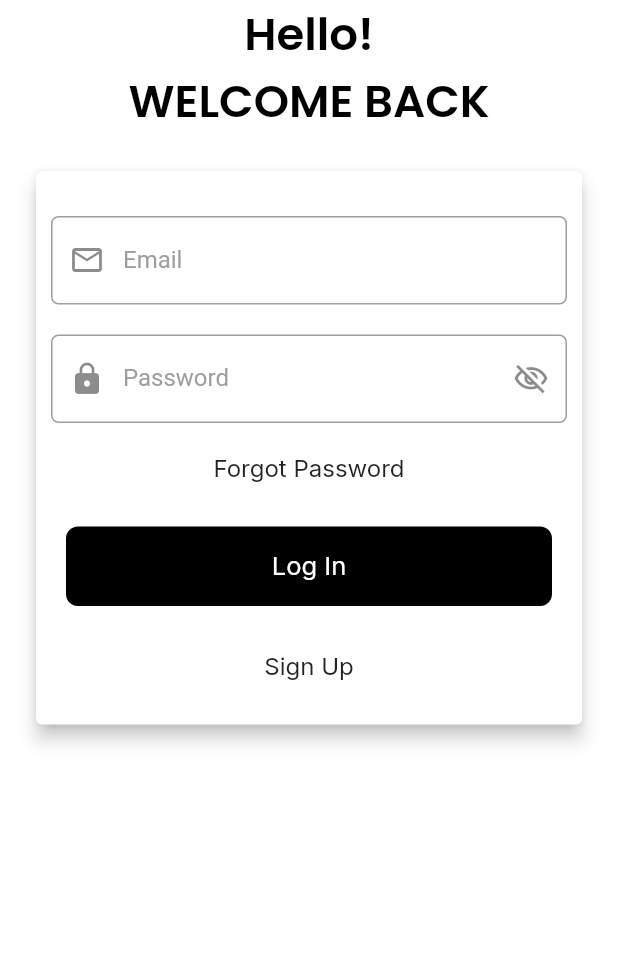
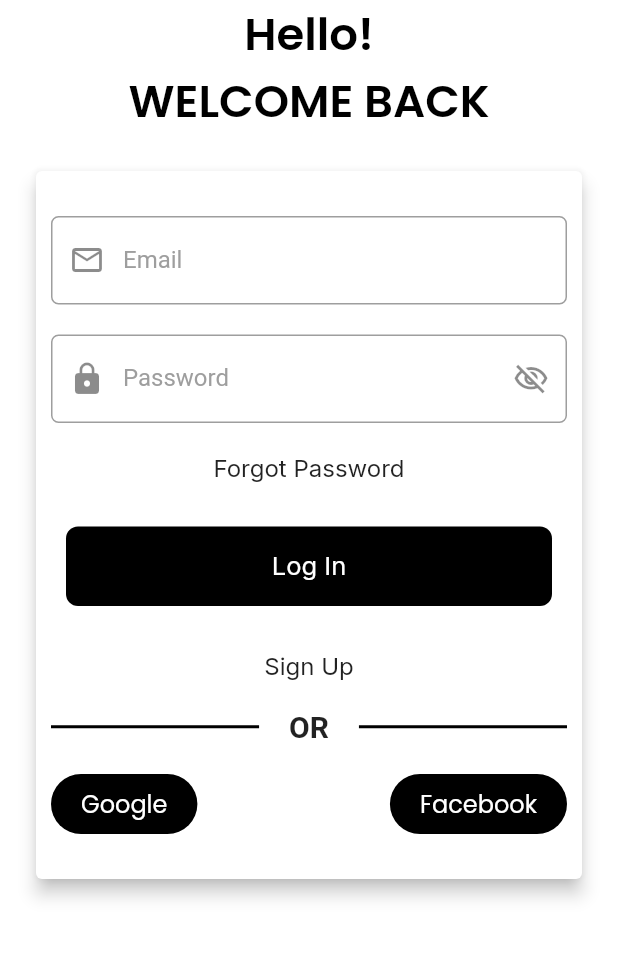
Before and after one commit to Dharmeshkatariya/ecommerce_shopping_app, a Flutter app: the screen it shows after launch, on a phone screen of 412 x 824 dp, the part 126-1087 px from its top. Run offline on Flutter 3.47's test engine with Material 2 defaults, Android fonts, the phone set to English and light mode, and no system bars; our stand-ins replace connectivity_plus, dio, firebase_auth, firebase_core, floor, flutter_rating_bar and 10 more; missing offline and left inert: flutter_facebook_auth, pay, whatsapp_unilink; accounts and stored records are empty; generated files the repository leaves out were written again.

Commit message:
google sign in add

```diff
--- a/lib/common.dart
+++ b/lib/common.dart
@@ -288,7 +288,7 @@ class Common {
       child: Container(
           decoration: BoxDecoration(
               color: AppColor.black, borderRadius: BorderRadius.circular(20)),
-          padding: const EdgeInsets.symmetric(horizontal: 25, vertical: 8),
+          padding: const EdgeInsets.symmetric(horizontal: 20, vertical: 8),
           child: Text(
             text,
             style: GoogleFontsStyle.poppins(
--- a/lib/controller/setting_controller/profile_setting_controller.dart
+++ b/lib/controller/setting_controller/profile_setting_controller.dart
@@ -1,5 +1,6 @@
 import 'package:flutter/cupertino.dart';
 import 'package:flutter/material.dart';
+import 'package:furniture_shoping/firebase_service/firebase_services.dart';
 import 'package:furniture_shoping/routes/nameroutes.dart';
 import 'package:get/get.dart';
 import 'package:shared_preferences/shared_preferences.dart';
@@ -46,6 +47,7 @@ class ProfileSettingController extends GetxController {
   }
 
   logout() async {
+    AuthMethod().googleSignOut();
     var shareP = await SharedPreferences.getInstance();
 
     shareP.remove("login");
--- a/lib/main.dart
+++ b/lib/main.dart
@@ -1,4 +1,5 @@
 import 'dart:async';
+import 'package:firebase_core/firebase_core.dart';
 import 'package:flutter/material.dart';
 import 'package:flutter/services.dart';
 import 'package:furniture_shoping/common.dart';
@@ -10,7 +11,9 @@ import 'package:get/get.dart';
 import 'package:shared_preferences/shared_preferences.dart';
 import 'langauge/langauge.dart';
 
-void main() {
+void main()async {
+  WidgetsFlutterBinding.ensureInitialized();
+  await Firebase.initializeApp();
   runApp(const MyApp());
 }
 
--- a/lib/screen/auth/loginscreen.dart
+++ b/lib/screen/auth/loginscreen.dart
@@ -1,6 +1,7 @@
 import 'package:flutter/cupertino.dart';
 import 'package:flutter/material.dart';
 import 'package:furniture_shoping/common.dart';
+import 'package:furniture_shoping/firebase_service/firebase_services.dart';
 import 'package:furniture_shoping/routes/nameroutes.dart';
 import 'package:furniture_shoping/utills/appcolor.dart';
 import 'package:furniture_shoping/utills/google_font.dart';
@@ -24,7 +25,8 @@ class LogInScreen extends GetView<LogInScreenController> {
               )
             : SingleChildScrollView(
                 child: Container(
-                  padding: const EdgeInsets.symmetric(horizontal: 20, vertical: 20),
+                  padding:
+                      const EdgeInsets.symmetric(horizontal: 20, vertical: 20),
                   child: Column(
                     children: [
                       Common.headerRow(),
@@ -32,8 +34,9 @@ class LogInScreen extends GetView<LogInScreenController> {
                         "welcomeBack".tr,
                         textAlign: TextAlign.center,
                         style: GoogleFontsStyle.poppins(
-                          color: AppColor.black,
-                            fontSize: 30, fontWeight: FontWeight.w600),
+                            color: AppColor.black,
+                            fontSize: 30,
+                            fontWeight: FontWeight.w600),
                       ),
                       _commonPadding(),
                       Card(
@@ -97,6 +100,51 @@ class LogInScreen extends GetView<LogInScreenController> {
                                     onTap: () {
                                       Get.toNamed(NameRoutes.signUpScreen);
                                     }),
+                                _commonPadding(),
+                                Row(
+                                  children: [
+                                    Expanded(
+                                        child: Container(
+                                      color: AppColor.black,
+                                      padding: const EdgeInsets.symmetric(
+                                          vertical: 1),
+                                    )),
+                                    const Padding(
+                                        padding: EdgeInsets.symmetric(
+                                            horizontal: 10, vertical: 10)),
+                                    Text(
+                                      "OR",
+                                      style: TextStyle(
+                                          fontSize: 20,
+                                          fontWeight: FontWeight.bold),
+                                    ),
+                                    const Padding(
+                                        padding: EdgeInsets.symmetric(
+                                            horizontal: 10, vertical: 10)),
+                                    Expanded(
+                                        child: Container(
+                                      color: AppColor.black,
+                                      padding: const EdgeInsets.symmetric(
+                                          vertical: 1),
+                                    )),
+                                  ],
+                                ),
+                                _commonPadding(),
+                                Row(
+                                  mainAxisAlignment:
+                                      MainAxisAlignment.spaceBetween,
+                                  children: [
+                                    Common.smallButton(
+                                        text: "Google",
+                                        onTap: () {
+                                         controller.loginWithGoogle();
+                                        }),
+                                    Common.smallButton(
+                                        text: "Facebook", onTap: () {
+                                          AuthMethod().googleSignOut();
+                                    }),
+                                  ],
+                                )
                               ],
                             ),
                           ),
--- a/lib/screen/setting/add_shippingaddress_screen.dart
+++ b/lib/screen/setting/add_shippingaddress_screen.dart
@@ -1,4 +1,3 @@
-import 'package:dropdown_button2/dropdown_button2.dart';
 import 'package:flutter/material.dart';
 import 'package:furniture_shoping/common.dart';
 import 'package:furniture_shoping/controller/setting_controller/add_shipping_addrss_controller.dart';
```
Also changed, not shown: lib/controller/loginscreen_controller.dart (+7 -0 lines), lib/firebase_service/firebase_services.dart (added, +70 -0 lines), pubspec.yaml (+10 -1 lines), pubspec.lock, 3 other files.
